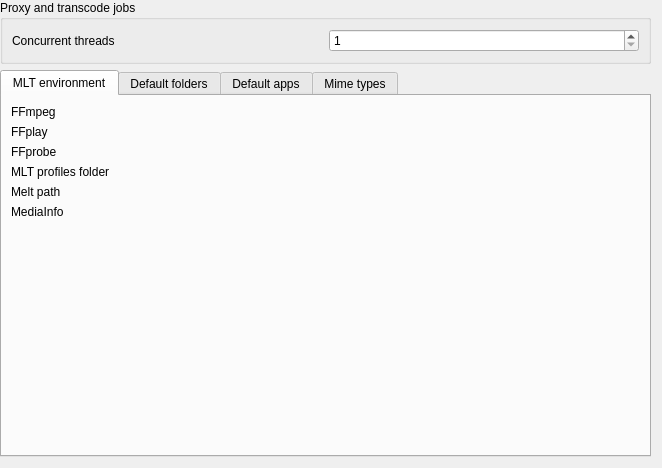
Above: src/ui/configenv_ui.ui from KDE/kdenlive before the change. Below: the same form after it.
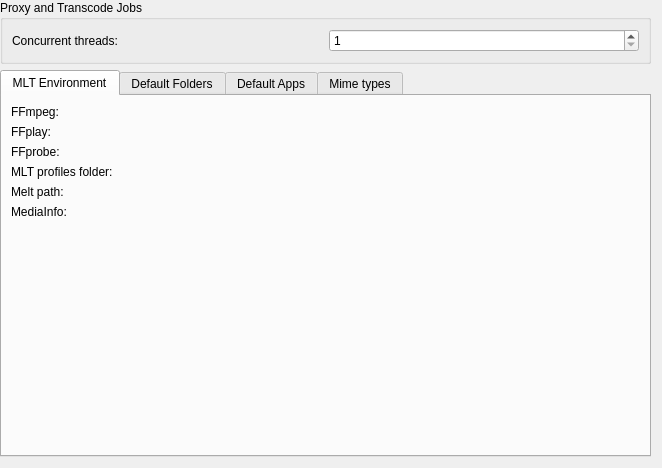
That is the form after the change. Custom widgets are drawn as their Qt base class.

```diff
--- a/src/ui/configenv_ui.ui
+++ b/src/ui/configenv_ui.ui
@@ -20,7 +20,7 @@
    <item row="0" column="0">
     <widget class="QGroupBox" name="groupBox">
      <property name="title">
-      <string>Proxy and transcode jobs</string>
+      <string>Proxy and Transcode Jobs</string>
      </property>
      <layout class="QGridLayout" name="gridLayout_4">
       <item row="0" column="1">
@@ -39,7 +39,7 @@
       <item row="0" column="0">
        <widget class="QLabel" name="label_9">
         <property name="text">
-         <string>Concurrent threads</string>
+         <string>Concurrent threads:</string>
         </property>
        </widget>
       </item>
@@ -53,7 +53,7 @@
      </property>
      <widget class="QWidget" name="tab">
       <attribute name="title">
-       <string>MLT environment</string>
+       <string>MLT Environment</string>
       </attribute>
       <layout class="QGridLayout" name="gridLayout_3">
        <item row="6" column="1">
@@ -75,7 +75,7 @@
        <item row="3" column="0">
         <widget class="QLabel" name="label">
          <property name="text">
-          <string>MLT profiles folder</string>
+          <string>MLT profiles folder:</string>
          </property>
         </widget>
        </item>
@@ -85,7 +85,7 @@
        <item row="2" column="0">
         <widget class="QLabel" name="label_14">
          <property name="text">
-          <string>FFprobe</string>
+          <string>FFprobe:</string>
          </property>
         </widget>
        </item>
@@ -95,7 +95,7 @@
        <item row="1" column="0">
         <widget class="QLabel" name="label_13">
          <property name="text">
-          <string>FFplay</string>
+          <string>FFplay:</string>
          </property>
         </widget>
        </item>
@@ -108,21 +108,21 @@
        <item row="4" column="0">
         <widget class="QLabel" name="label_2">
          <property name="text">
-          <string>Melt path</string>
+          <string>Melt path:</string>
          </property>
         </widget>
        </item>
        <item row="0" column="0">
         <widget class="QLabel" name="label_8">
          <property name="text">
-          <string>FFmpeg</string>
+          <string>FFmpeg:</string>
          </property>
         </widget>
        </item>
        <item row="5" column="0">
         <widget class="QLabel" name="label_6">
          <property name="text">
-          <string>MediaInfo</string>
+          <string>MediaInfo:</string>
          </property>
         </widget>
        </item>
@@ -133,7 +133,7 @@
      </widget>
      <widget class="QWidget" name="tab_2">
       <attribute name="title">
-       <string>Default folders</string>
+       <string>Default Folders</string>
       </attribute>
       <layout class="QGridLayout" name="gridLayout_2">
        <item row="0" column="0">
@@ -214,7 +214,7 @@
      </widget>
      <widget class="QWidget" name="tab_3">
       <attribute name="title">
-       <string>Default apps</string>
+       <string>Default Apps</string>
       </attribute>
       <layout class="QGridLayout" name="gridLayout_6">
        <item row="0" column="0">
```
Left out of the diff: 16 changed lines with no effect on the pictures.
